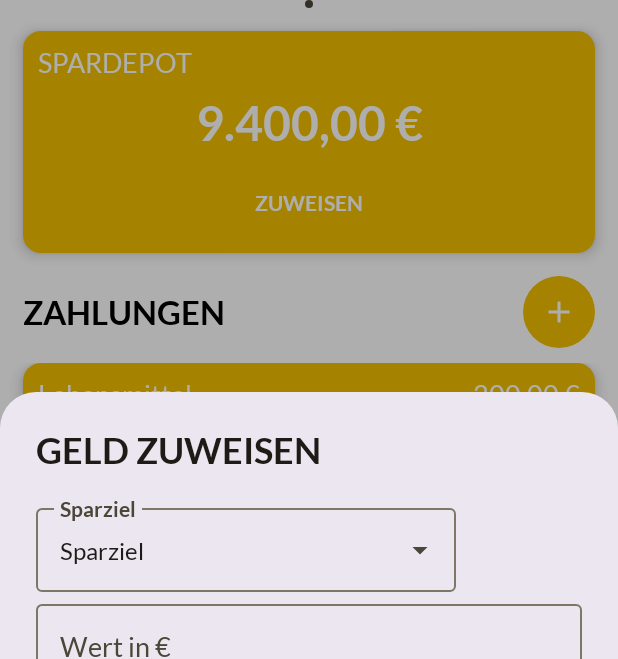
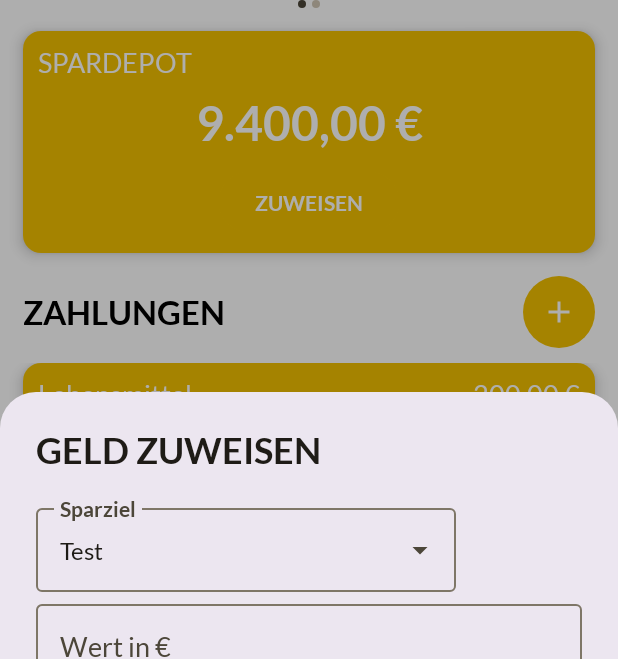
Before and after one commit to adamickik/BudgetBuddy, an Android app built with Jetpack Compose: the composable HomeScreen shown on its own in the app's theme, after a tap on "ZUWEISEN", on a phone screen of 412 x 824 dp. Shown: the top 659 px of the screen. Run offline under Robolectric (Android 15) with nearby library versions, the phone set to English and light mode, and no system bars; our stand-ins replace Dagger/Hilt's generated code, Room's generated code, livedata-compose.

Commit message:
Added check if savingGoalDueDate is expired

```diff
--- a/app/src/main/java/de/dhbw/heidenheim/adamickikarolina/budgetbuddy/data/initialData/InitialSavingGoalData.kt
+++ b/app/src/main/java/de/dhbw/heidenheim/adamickikarolina/budgetbuddy/data/initialData/InitialSavingGoalData.kt
@@ -4,6 +4,8 @@ import de.dhbw.heidenheim.adamickikarolina.budgetbuddy.data.savingGoal.SavingGoa
 
 object InitialSavingGoalData {
     val initialSavingGoals = listOf(
-        SavingGoal(sgName ="Depot", sgGoalAmount = 1000.00f, sgDueDate ="31.12.2999"),
+        SavingGoal(sgName ="Depot", sgGoalAmount = 1000.00f, sgDueDate ="9999-12-31"),
+        SavingGoal(sgName ="Test", sgGoalAmount = 1000.00f, sgDueDate ="2024-03-25"),
     )
+
 }
--- a/app/src/main/java/de/dhbw/heidenheim/adamickikarolina/budgetbuddy/ui/composables/savingGoals/AssignmentDialog.kt
+++ b/app/src/main/java/de/dhbw/heidenheim/adamickikarolina/budgetbuddy/ui/composables/savingGoals/AssignmentDialog.kt
@@ -38,40 +38,54 @@ fun AssignmentDialog(
     val savingGoalEntries = filteredSavingsGoals.map { DropdownEntry(it.sgId!!, it.sgName) }
     var selectedGoalId by remember { mutableStateOf(savingGoalEntries.firstOrNull()?.id) }
 
-    val savingDepotSum by expenseViewModel.getSumOfExpensesByAssignmentID(assignmentId = 1).observeAsState(0f)
+    val savingDepotSum by expenseViewModel.getSumOfExpensesByAssignmentID(assignmentId = 1)
+        .observeAsState(0f)
+
+    //TODO: Code hier irgendwie schöner machen
     var selectedGoalSum = 0f
     var selectedGoalAmount = 0f
-
     selectedGoalId?.let {
         val selectedGoalSumInit by expenseViewModel.getSumOfExpensesByAssignmentID(assignmentId = it)
             .observeAsState(0f)
         selectedGoalSum = selectedGoalSumInit
-        val selectedGoal by savingsGoalViewModel.getSavingGoalById(selectedGoalId!!).observeAsState()
+        val selectedGoal by savingsGoalViewModel.getSavingGoalById(selectedGoalId!!)
+            .observeAsState()
         selectedGoalAmount = selectedGoal?.sgGoalAmount ?: 0f
     }
+
     var assignmentValue by remember { mutableStateOf("") }
     val isInputValid = remember(assignmentValue) {
-        assignmentValue.isNotEmpty() && expenseViewModel.isValidAssignmentValue(paymentValue = assignmentValue, savingDepotSum = savingDepotSum, selectedGoalSum = selectedGoalSum, selectedGoalRemainingAmount = selectedGoalAmount) && selectedGoalId != null
+        assignmentValue.isNotEmpty() && expenseViewModel.isValidAssignmentValue(
+            paymentValue = assignmentValue,
+            savingDepotSum = savingDepotSum,
+            selectedGoalSum = selectedGoalSum,
+            selectedGoalRemainingAmount = selectedGoalAmount
+        ) && selectedGoalId != null
     }
 
     if (showDialog) {
         AlertDialog(
             modifier = Modifier.fillMaxWidth(),
             onDismissRequest = { onDismiss() },
-            title = { Text(stringResource(id = R.string.assignmentDialog_name))},
+            title = { Text(stringResource(id = R.string.assignmentDialog_name)) },
             text = {
                 Column {
                     DropdownMenu(
                         entries = savingGoalEntries,
                         selectedEntryId = selectedGoalId,
                         onEntrySelected = { selectedId -> selectedGoalId = selectedId },
-                        defaultDisplayText = stringResource(id= R.string.assignmentDialog_savingGoal)
+                        defaultDisplayText = stringResource(id = R.string.assignmentDialog_savingGoal)
                     )
                     CustomOutlinedTextField(
                         value = assignmentValue,
                         onValueChange = { assignmentValue = it },
                         label = stringResource(id = R.string.addSavingGoalDialog_value),
-                        isError = assignmentValue.isNotEmpty() && !expenseViewModel.isValidAssignmentValue(paymentValue = assignmentValue, savingDepotSum = savingDepotSum, selectedGoalSum = selectedGoalSum, selectedGoalRemainingAmount = selectedGoalAmount),
+                        isError = assignmentValue.isNotEmpty() && !expenseViewModel.isValidAssignmentValue(
+                            paymentValue = assignmentValue,
+                            savingDepotSum = savingDepotSum,
+                            selectedGoalSum = selectedGoalSum,
+                            selectedGoalRemainingAmount = selectedGoalAmount
+                        ),
                         keyboardOptions = KeyboardOptions(keyboardType = KeyboardType.Decimal)
                     )
                 }
@@ -80,7 +94,10 @@ fun AssignmentDialog(
                 Button(
                     onClick = {
                         selectedGoalId?.let {
-                            expenseViewModel.assignExpenseToSavingsGoal(assignmentValue.toFloat(), it)
+                            expenseViewModel.assignExpenseToSavingsGoal(
+                                assignmentValue.toFloat(),
+                                it
+                            )
                         }
                         onDismiss()
                     },
--- a/app/src/main/res/values/strings.xml
+++ b/app/src/main/res/values/strings.xml
@@ -67,6 +67,9 @@
     <string name="savingsGoal_congratsTitle">SPARZIEL ERREICHT</string>
     <string name="savingsGoal_congrats">Herzlichen Glückwunsch! Du hast dein Sparziel %s erreicht.</string>
     <string name="savingsGoal_congratsButton">SPARZIEL LÖSCHEN</string>
+    <string name="savingsGoal_expiredTitle">SPARZIEL ABGELAUFEN</string>
+    <string name="savingsGoal_expired">Schade! Dein Sparziel %s ist abgelaufen.</string>
+    <string name="savingsGoal_expiredButton">SPARZIEL LÖSCHEN</string>
 
     <string name="fixedPayments_name">FIXZAHLUNGEN</string>
     <string name="fixedPaymentsButton_description">Fixzahlung hinzufügen</string>
```
Also changed, not shown: app/src/main/java/de/dhbw/heidenheim/adamickikarolina/budgetbuddy/ui/composables/savingGoals/CardCarousel.kt (+18 -1 lines), app/src/main/java/de/dhbw/heidenheim/adamickikarolina/budgetbuddy/ui/viewModel/ExpenseViewModel.kt (+18 -0 lines).
